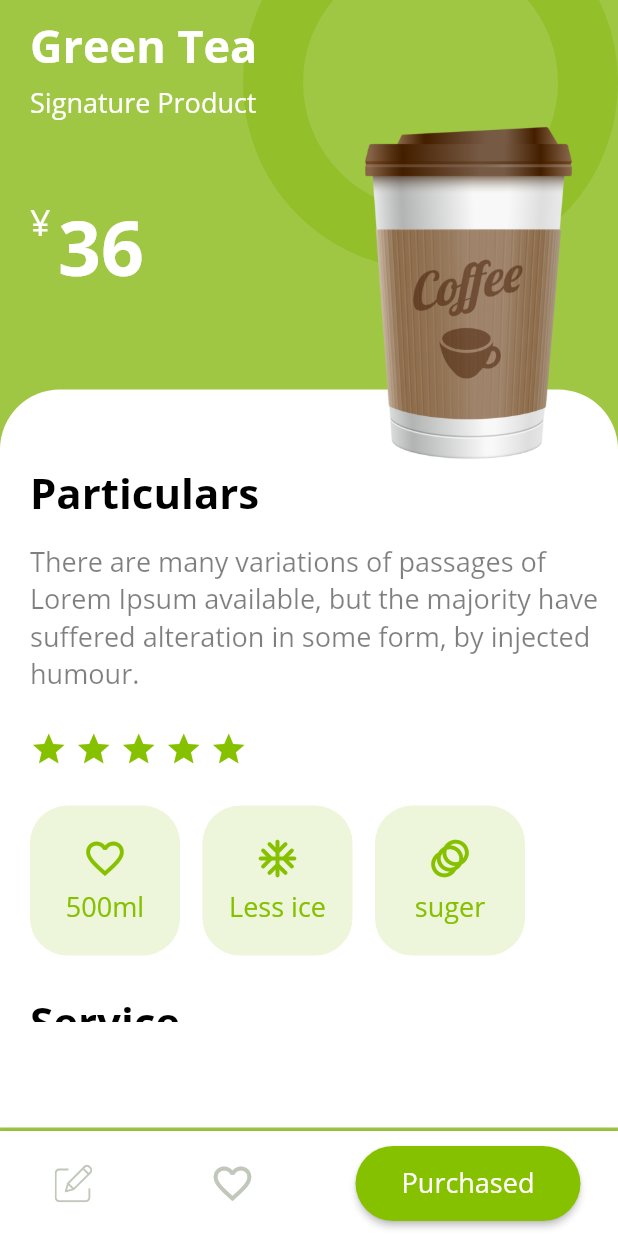
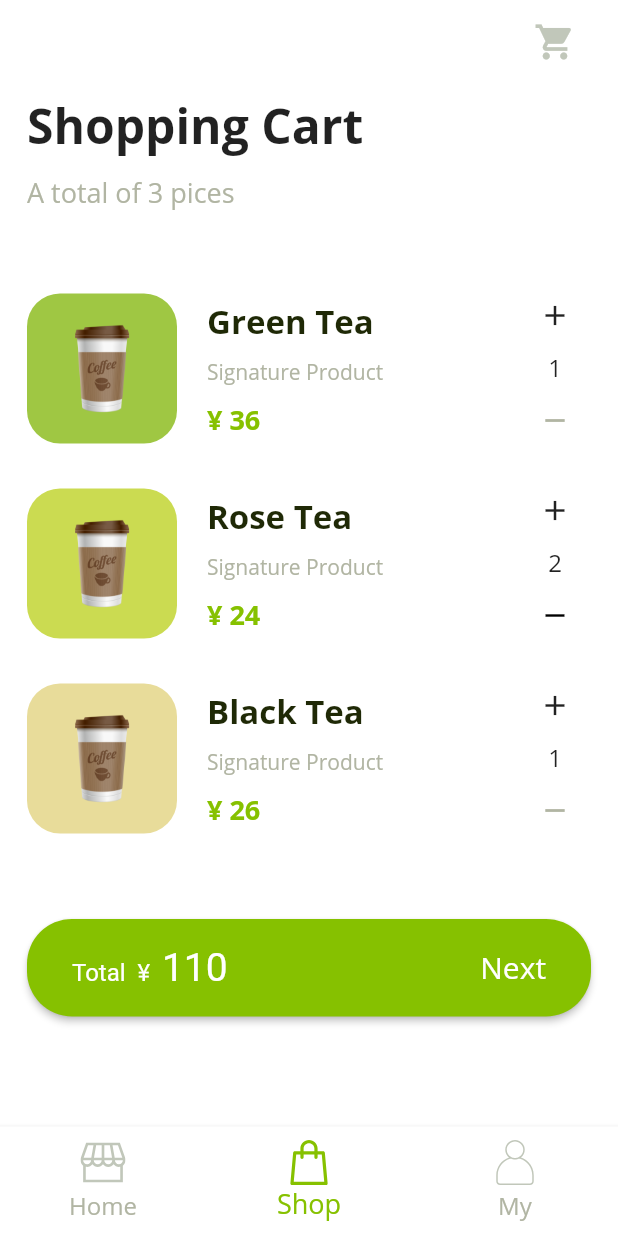
Before and after one commit to sodipto/flutter-drink-delivery-app, a Flutter app: the ProductDetails screen opened directly, scrolled down 70 dp, after a tap on "Purchased", on a phone screen of 412 x 824 dp. Run offline on Flutter 3.47's test engine with Material 2 defaults, Android fonts, the phone set to English and light mode, and no system bars; our stand-ins replace flutter_svg.

Commit message:
cart page

```diff
--- a/lib/constants/color-utils.dart
+++ b/lib/constants/color-utils.dart
@@ -0,0 +1,7 @@
+import 'package:flutter/material.dart';
+
+Color bottomNavigationSelectedColor= Color(0xFF86C100);
+Color brandColor= Color(0xFF86C100);
+Color opacityColor= Color(0xFFB1B5A3);
+Color appBarIConColor= Color(0xFFC1C7BA);
+Color buttonColor= Color(0xFF86C100);
--- /dev/null
+++ b/lib/constants/converter-helper.dart
@@ -0,0 +1,13 @@
+import 'package:flutter/material.dart';
+
+class Converter {
+  static Color getColorFromHex(String hexColor) {
+    hexColor = hexColor.replaceAll("#", "");
+    if (hexColor.length == 6) {
+      hexColor = "FF" + hexColor;
+    }
+    if (hexColor.length == 8) {
+      return Color(int.parse("0x$hexColor"));
+    }
+  }
+}
--- a/lib/main.dart
+++ b/lib/main.dart
@@ -1,3 +1,4 @@
+import 'package:drink_app/pages/cartPage/cart-page.dart';
 import 'package:drink_app/pages/detailsPage/details-page.dart';
 import 'package:drink_app/pages/homepage/home-page.dart';
 import 'package:drink_app/pages/test-page.dart';
--- a/lib/models.dart
+++ b/lib/models.dart
@@ -23,3 +23,32 @@ class Product {
     return data;
   }
 }
+
+class CartItem {
+  String name;
+  String color;
+  String imgfUrl;
+  int quantity ;
+  double price;
+
+  CartItem(this.name, this.color, this.imgfUrl,this.quantity,this.price);
+
+  CartItem.fromJson(Map<String, dynamic> json) {
+    name = json['name'];
+    color = json['Color'];
+    imgfUrl = json['imgfUrl'];
+    quantity = json['quantity'];
+    price = json['price'];
+
+  }
+
+  Map<String, dynamic> toJson() {
+    final Map<String, dynamic> data = new Map<String, dynamic>();
+    data['name'] = this.name;
+    data['Color'] = this.color;
+    data['imgfUrl'] = this.imgfUrl;
+    data['quantity'] = this.quantity;
+    data['price'] = this.price;
+    return data;
+  }
+}
--- /dev/null
+++ b/lib/pages/cartPage/cart-page.dart
@@ -0,0 +1,234 @@
+import 'package:drink_app/constants/color-utils.dart';
+import 'package:drink_app/constants/converter-helper.dart';
+import 'package:drink_app/models.dart';
+import 'package:flutter/material.dart';
+import 'package:flutter_svg/flutter_svg.dart';
+
+class CartPage extends StatefulWidget {
+  @override
+  _CartPageState createState() => _CartPageState();
+}
+
+class _CartPageState extends State<CartPage> {
+  double totalBill = 110;
+  int _selectedIndexTab = 1;
+  List<CartItem> items =[
+    new CartItem('Green Tea','9FC743','assets/images/drink-red.png',1,36),
+    new CartItem('Rose Tea','CBDB51','assets/images/drink-red.png',2,24),
+    new CartItem('Black Tea','E8DC9A','assets/images/drink-red.png',1,26),
+    new CartItem('Jasmine tea','FFE4E4','assets/images/drink-red.png',1,25),
+    new CartItem('Green Tea','9FC743','assets/images/drink-red.png',1,27),
+    new CartItem('Jasmine Tea','CBDB51','assets/images/drink-red.png',5,19),
+    new CartItem('Black Tea','E8DC9A','assets/images/drink-red.png',1,18),
+    new CartItem('Rose tea','FFE4E4','assets/images/drink-red.png',1,17),
+  ];
+
+  @override
+  Widget build(BuildContext context) {
+    Size size = MediaQuery.of(context).size;
+    return Scaffold(
+      appBar: AppBar(
+        backgroundColor: Colors.white,
+        elevation: 0,
+        actions: [
+          Padding(
+            padding:  EdgeInsets.only(right:18),
+            child: IconButton(icon: Icon(Icons.shopping_cart,size: 28,color: appBarIConColor),  onPressed: () {}),
+          )
+        ],
+      ),
+      backgroundColor: Colors.white,
+      bottomNavigationBar: BottomNavigationBar(
+          items: <BottomNavigationBarItem>[
+            BottomNavigationBarItem(
+              icon: SvgPicture.asset(
+                  'assets/icons/home.svg',
+                  color: _selectedIndexTab==0?bottomNavigationSelectedColor:Color(0xFFC1C7BA),height: 30
+              ),
+              label: 'Home',
+            ),
+            BottomNavigationBarItem(
+              icon: SvgPicture.asset(
+                  'assets/icons/shopping-bag.svg',
+                  color: _selectedIndexTab==1?bottomNavigationSelectedColor:Color(0xFFC1C7BA),height: 30
+              ),
+              label: 'Shop',
+            ),
+            BottomNavigationBarItem(
+              icon: SvgPicture.asset(
+                  'assets/icons/user.svg',
+                  color: _selectedIndexTab==2?bottomNavigationSelectedColor:Color(0xFFC1C7BA),height: 30
+              ),
+              label: 'My',
+            ),
+          ],
+          type: BottomNavigationBarType.fixed,
+          backgroundColor: Colors.white,
+          currentIndex: _selectedIndexTab,
+          selectedItemColor: bottomNavigationSelectedColor,
+          selectedIconTheme: IconThemeData(
+            color: bottomNavigationSelectedColor
+          ),
+          unselectedItemColor: Color(0xFFB1B5A3),
+          selectedFontSize: 18,
+          unselectedFontSize: 16,
+          iconSize: 30,
+          onTap:(index){
+            setState(() {
+              _selectedIndexTab=index;
+            });
+          },
+        elevation: 3,
+      ),
+      body: SingleChildScrollView(
+        physics: NeverScrollableScrollPhysics(),
+        child: Padding(
+          padding:  EdgeInsets.symmetric(vertical: 6,horizontal: 18),
+          child: Column(
+            mainAxisAlignment: MainAxisAlignment.start,
+            crossAxisAlignment: CrossAxisAlignment.start,
+            children: [
+              Container(
+                height:  size.height * 0.15,
+                child: Column(
+                  crossAxisAlignment: CrossAxisAlignment.start,
+                  children: [
+                    Text("Shopping Cart",
+                        style:
+                        TextStyle(fontSize: 32, fontWeight: FontWeight.bold)),
+                    SizedBox(height: 10),
+                    Text("A total of 3 pices",style: TextStyle(fontSize:18,color:opacityColor)),
+                    SizedBox(height: 30),
+                  ],
+                ),
+              ),
+              Container(
+                height: size.height * 0.50,
+                child: ListView(
+                  children: [
+                    ListView.builder(
+                      shrinkWrap: true,
+                      physics: BouncingScrollPhysics(),
+                      itemCount: items.take(3).length,
+                      itemBuilder: (context, index) {
+                        CartItem item= items[index];
+                        // error show setState() or markNeedsBuild() called during build.
+                        // setState(() {
+                        //       totalBill+=item.price;
+                        // });
+                        return buildCartProduct(item);
+                      }
+                    )
+                  ],
+                ),
+              ),
+              SizedBox(height: 15),
+              Container(
+                height: 65,
+                width: double.infinity,
+                child: RaisedButton(
+                  shape: RoundedRectangleBorder(
+                    borderRadius: BorderRadius.circular(30.0),
+                  ),
+                  color: Color(0xFF86C100),
+                  textColor: Colors.white,
+                  padding: EdgeInsets.symmetric(vertical:12.0,horizontal: 30),
+                  onPressed: () {},
+                  child: Row(
+                    mainAxisAlignment: MainAxisAlignment.spaceBetween,
+                    children: [
+                      RichText(
+                        text: TextSpan(
+                          text: 'Total  ¥  ',
+                          style: TextStyle(color: Colors.white,fontSize: 16),
+                          children: <TextSpan>[
+                            TextSpan(text: totalBill.toStringAsFixed(0), style: TextStyle(fontSize: 26)),
+                          ],
+                        ),
+                      ),
+                      Text(
+                        "Next",
+                        style: TextStyle(
+                          fontSize: 20.0,
+                        ),
+                      ),
+                    ],
+                  ),
+                ),
+              ),
+            ],
+          ),
+        ),
+      ),
+    );
+  }
+
+  Widget buildCartProduct(CartItem product) {
+    return GestureDetector(
+        onTap: () {},
+        child: Padding(
+          padding: EdgeInsets.only(bottom: 10),
+          child: Container(
+              height: 120,
+              child: Row(
+                children: [
+                  Container(
+                    height: 100,
+                    width: 100,
+                    decoration: BoxDecoration(
+                        color: Converter.getColorFromHex(product.color),
+                        borderRadius: BorderRadius.circular(22)),
+                    child: Center(
+                      child: Image.asset(
+                          product.imgfUrl,
+                          height: 60
+                      ),
+                    ),
+                  ),
+                  SizedBox(width: 20),
+                  Expanded(
+                    child: Column(
+                      mainAxisAlignment: MainAxisAlignment.center,
+                      crossAxisAlignment: CrossAxisAlignment.start,
+                      children: [
+                        Text(product.name,style: TextStyle(fontSize: 22,fontWeight: FontWeight.bold,color: Color(0xFF1F2906))),
+                        SizedBox(height: 10),
+                        Text("Signature Product",style: TextStyle(fontSize: 14,color:opacityColor)),
+                        SizedBox(height: 10),
+                        Text("¥ ${product.price.toStringAsFixed(0)}",style: TextStyle(fontSize: 18,color:brandColor,fontWeight: FontWeight.bold)),
+                      ],
+                    ),
+                  ),
+                  Column(
+                    mainAxisAlignment: MainAxisAlignment.center,
+                    children: [
+                     IconButton(
+                       icon: Icon(Icons.add,size: 22),
+                       onPressed: (){
+                           setState(() {
+                             product.quantity++;
+                             totalBill+=product.price;
+                           });
+                       },
+                     ),
+                    Text(product.quantity.toString(),style: TextStyle(fontSize: 16)),
+                    IconButton(
+                      icon: Icon(Icons.remove,size: 22,color: product.quantity==1? opacityColor:Colors.black,),
+                      onPressed: (){
+                        setState(() {
+                          if(product.quantity > 0) {
+                            product.quantity--;
+                            totalBill-=product.price;
+                          }
+                        });
+                      },
+                    )
+                    ],
+                  )
+                ],
+              )
+          ),
+        ));
+  }
+
+}
--- a/lib/pages/detailsPage/details-page.dart
+++ b/lib/pages/detailsPage/details-page.dart
@@ -1,3 +1,5 @@
+import 'package:drink_app/constants/color-utils.dart';
+import 'package:drink_app/pages/cartPage/cart-page.dart';
 import 'package:flutter/cupertino.dart';
 import 'package:flutter/material.dart';
 import 'package:flutter_svg/flutter_svg.dart';
@@ -71,10 +73,15 @@ class _ProductDetailsState extends State<ProductDetails> {
                 shape: RoundedRectangleBorder(
                   borderRadius: BorderRadius.circular(30.0),
                 ),
-                color: Color(0xFF86C100),
+                color: buttonColor,
                 textColor: Colors.white,
                 padding: EdgeInsets.all(12.0),
-                onPressed: () {},
+                onPressed: () {
+                  Navigator.push(
+                    context,
+                    MaterialPageRoute(builder: (context) => CartPage()),
+                  );
+                },
                 child: Text(
                   "Purchased",
                   style: TextStyle(
@@ -253,7 +260,6 @@ class _ProductDetailsState extends State<ProductDetails> {
                           SizedBox(height: 15),
                           Text("There are many variations of passages of Lorem Ipsum available.",style: TextStyle(color: Colors.black.withOpacity(0.50),fontSize: 18)),
                           SizedBox(height: 30),
-                          SizedBox(height: 25),
                           Text("Description",style: TextStyle(color: Colors.black,fontSize: 28,fontWeight: FontWeight.bold)),
                           SizedBox(height: 15),
                           Text("There are many variations of passages of Lorem Ipsum available.",style: TextStyle(color: Colors.black.withOpacity(0.50),fontSize: 18)),
```
Also changed, not shown: lib/pages/homepage/home-page.dart (+42 -26 lines), assets/icons/home.svg (added), assets/icons/messenger.svg (added), assets/icons/user.svg (added).
